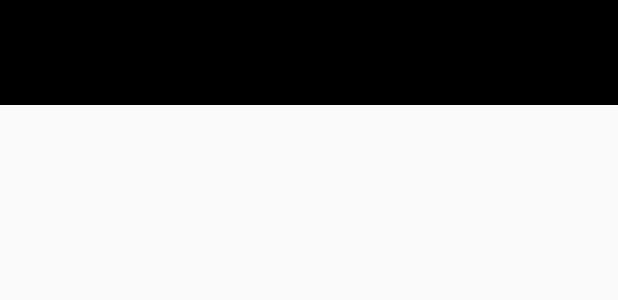
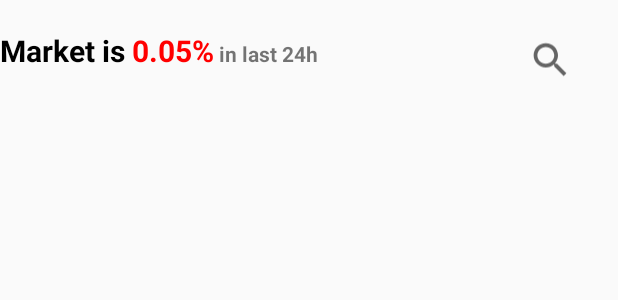
Before and after one commit to NalinikantaOjha/CoinSwitch, an Android app: the layout fragment_market.xml on its own in the app's theme, with its tools: preview values and no code run, on a phone screen of 412 x 824 dp. Shown: the top 300 px of the screen. Run offline under Robolectric (Android 15) with nearby library versions, the phone set to English and light mode, and no system bars; network calls fail.

Commit message:
commit from nalini Search Feature

```diff
--- a/app/src/main/java/com/masai/nalini/ui/adapter/Adapter.kt
+++ b/app/src/main/java/com/masai/nalini/ui/adapter/Adapter.kt
@@ -14,7 +14,12 @@ class Adapter(
     var list: MutableList<Data>,
     val onClickAddToWatchList: OnClickAddToWatchList,
     var context: Context):RecyclerView.Adapter<DataViewHolder> (){
+public fun FILTER(
+    list2:MutableList<Data>){
+    list=list2
+    notifyDataSetChanged()
 
+}
     override fun onCreateViewHolder(parent: ViewGroup, viewType: Int): DataViewHolder {
         Log.d("recycle","nalini")
 
--- a/app/src/main/java/com/masai/nalini/ui/adapter/DataViewHolder.kt
+++ b/app/src/main/java/com/masai/nalini/ui/adapter/DataViewHolder.kt
@@ -4,6 +4,7 @@ import android.graphics.Color
 import android.util.Log
 import android.view.View
 import androidx.recyclerview.widget.RecyclerView
+import com.masai.nalini.R
 import com.masai.nalini.remote.model.datamodel.Data
 import com.masai.nalini.ui.adapter.listner.OnClickAddToWatchList
 import kotlinx.android.synthetic.main.item_layout.view.*
@@ -17,6 +18,9 @@ class DataViewHolder(itemView:View,val onClickAddToWatchList: OnClickAddToWatchL
         itemView.apply {
             cardView.setOnClickListener {
                 onClickAddToWatchList.AddToWatchList(dataDTO)
+            }
+            if(dataDTO.name.equals("Bitcoin")){
+                imageurl.setImageResource(R.drawable.bitcoin)
             }
             Log.d("recycle","nalini")
             tvName.setText(dataDTO.name.toString())
--- a/app/src/main/java/com/masai/nalini/ui/fragment/AAllFragment.kt
+++ b/app/src/main/java/com/masai/nalini/ui/fragment/AAllFragment.kt
@@ -2,11 +2,14 @@ package com.masai.nalini.ui.fragment
 
 import android.app.Activity
 import android.os.Bundle
+import android.text.Editable
+import android.text.TextWatcher
 import android.util.Log
 import androidx.fragment.app.Fragment
 import android.view.LayoutInflater
 import android.view.View
 import android.view.ViewGroup
+import android.widget.Toast
 import androidx.lifecycle.Observer
 import androidx.lifecycle.ViewModelProvider
 import androidx.lifecycle.ViewModelProviders
@@ -30,6 +33,7 @@ import kotlinx.android.synthetic.main.fragment_a_all.*
 import retrofit2.Call
 import retrofit2.Callback
 import retrofit2.Response
+import java.util.ArrayList
 
 
 class AAllFragment : Fragment(),OnClickAddToWatchList {
@@ -46,6 +50,8 @@ class AAllFragment : Fragment(),OnClickAddToWatchList {
 
         }
     }
+
+
 
     override fun onCreateView(
         inflater: LayoutInflater, container: ViewGroup?,
--- a/app/src/main/java/com/masai/nalini/ui/fragment/Market.kt
+++ b/app/src/main/java/com/masai/nalini/ui/fragment/Market.kt
@@ -1,5 +1,6 @@
 package com.masai.nalini.ui.fragment
 
+import android.content.Intent
 import android.os.Bundle
 import androidx.fragment.app.Fragment
 import android.view.LayoutInflater
@@ -9,6 +10,7 @@ import com.google.android.material.tabs.TabLayout
 import com.google.android.material.tabs.TabLayoutMediator
 import com.google.android.material.tabs.TabLayoutMediator.TabConfigurationStrategy
 import com.masai.nalini.R
+import com.masai.nalini.ui.activity.SearchActivity2
 import com.masai.nalini.ui.adapter.ViewPagerAdapter
 import kotlinx.android.synthetic.main.fragment_market.*
 
@@ -33,7 +35,9 @@ class Market : Fragment() {
 
     override fun onViewCreated(view: View, savedInstanceState: Bundle?) {
         super.onViewCreated(view, savedInstanceState)
-
+imSearch.setOnClickListener {
+    startActivity(Intent(this.context,SearchActivity2::class.java))
+}
 
        var ViewPagerAdapter= fragmentManager?.let { ViewPagerAdapter(it,lifecycle) }
         viewPager.setAdapter(ViewPagerAdapter)
--- /dev/null
+++ b/app/src/main/res/drawable/ic_baseline_search_24.xml
@@ -0,0 +1,10 @@
+<vector xmlns:android="http://schemas.android.com/apk/res/android"
+    android:width="24dp"
+    android:height="24dp"
+    android:viewportWidth="24"
+    android:viewportHeight="24"
+    android:tint="?attr/colorControlNormal">
+  <path
+      android:fillColor="@android:color/white"
+      android:pathData="M15.5,14h-0.79l-0.28,-0.27C15.41,12.59 16,11.11 16,9.5 16,5.91 13.09,3 9.5,3S3,5.91 3,9.5 5.91,16 9.5,16c1.61,0 3.09,-0.59 4.23,-1.57l0.27,0.28v0.79l5,4.99L20.49,19l-4.99,-5zM9.5,14C7.01,14 5,11.99 5,9.5S7.01,5 9.5,5 14,7.01 14,9.5 11.99,14 9.5,14z"/>
+</vector>
--- a/app/src/main/res/layout/fragment_market.xml
+++ b/app/src/main/res/layout/fragment_market.xml
@@ -5,18 +5,68 @@
     android:layout_height="match_parent"
     android:orientation="vertical"
     tools:context=".ui.fragment.Market">
-<View
+
+
+
+<RelativeLayout
     android:layout_width="match_parent"
-    android:background="@color/black"
-    android:layout_height="70dp">
 
-</View>
+    android:layout_height="60dp">
+    <LinearLayout
+        android:layout_width="match_parent"
+        android:orientation="horizontal"
+        android:weightSum="3"
+        android:layout_height="wrap_content">
+        <TextView
+            android:layout_marginTop="20dp"
+            android:textColor="@color/black"
+            android:textStyle="bold"
+            android:layout_width="wrap_content"
+            android:textSize="20dp"
+            android:text="Market is "
+            android:layout_height="wrap_content">
+
+        </TextView>
+        <TextView
+            android:layout_marginTop="20dp"
+            android:textColor="#FF0000"
+            android:textStyle="bold"
+            android:layout_width="wrap_content"
+            android:textSize="20dp"
+            android:text="0.05%"
+            android:layout_height="wrap_content">
+
+        </TextView>
+        <TextView
+            android:layout_marginTop="20dp"
+
+            android:textStyle="bold"
+            android:layout_width="wrap_content"
+            android:text=" in last 24h"
+            android:layout_height="wrap_content">
+
+        </TextView>
+    </LinearLayout>
+
+<ImageView
+
+    android:layout_marginTop="20dp"
+    android:layout_marginRight="30dp"
+    android:layout_alignParentRight="true"
+    android:layout_width="30dp"
+    android:id="@+id/imSearch"
+    android:src="@drawable/ic_baseline_search_24"
+    android:layout_height="50dp">
+
+</ImageView>
+</RelativeLayout>
     <HorizontalScrollView
         android:layout_width="match_parent"
         android:layout_height="wrap_content">
         <com.google.android.material.tabs.TabLayout
             android:layout_width="match_parent"
             android:id="@+id/tabLayout"
+            android:scrollbarSize="100dp"
             android:layout_height="wrap_content">
 
         </com.google.android.material.tabs.TabLayout>
@@ -26,4 +76,5 @@
     android:id="@+id/viewPager"
     android:layout_height="match_parent">
 </androidx.viewpager2.widget.ViewPager2>
+
 </LinearLayout>
--- a/app/src/main/res/layout/item_layout.xml
+++ b/app/src/main/res/layout/item_layout.xml
@@ -14,14 +14,14 @@
 
     <LinearLayout
 
-        android:layout_weight="0.7"
+        android:layout_weight="0.8"
         android:layout_width="0dp"
         android:layout_height="wrap_content">
         <ImageView
             android:layout_margin="20dp"
             android:layout_width="30dp"
             android:id="@+id/imageurl"
-            android:src="@drawable/linkden"
+            android:src="@drawable/cryptoc"
             android:layout_height="wrap_content">
 
         </ImageView>
@@ -29,7 +29,7 @@
     <LinearLayout
         android:gravity="center"
         android:layout_width="0dp"
-        android:layout_weight="1.5"
+        android:layout_weight="1.3"
         android:orientation="vertical"
         android:layout_height="wrap_content">
 <TextView
--- a/app/src/main/res/layout/watchlist_item_layout.xml
+++ b/app/src/main/res/layout/watchlist_item_layout.xml
@@ -15,14 +15,14 @@
 
         <LinearLayout
 
-            android:layout_weight="0.7"
+            android:layout_weight="0.8"
             android:layout_width="0dp"
             android:layout_height="wrap_content">
             <ImageView
                 android:layout_margin="20dp"
                 android:layout_width="30dp"
                 android:id="@+id/imageurl"
-                android:src="@drawable/linkden"
+                android:src="@drawable/cryptoc"
                 android:layout_height="wrap_content">
 
             </ImageView>
@@ -30,7 +30,7 @@
         <LinearLayout
             android:gravity="center"
             android:layout_width="0dp"
-            android:layout_weight="1.2"
+            android:layout_weight="1"
             android:orientation="vertical"
             android:layout_height="wrap_content">
             <TextView
```
Also changed, not shown: app/src/main/AndroidManifest.xml (+5 -2 lines), app/src/main/java/com/masai/nalini/ui/activity/FragmentActivity.kt (+18 -13 lines), app/src/main/java/com/masai/nalini/ui/activity/SearchActivity2.kt (added, +97 -0 lines), app/src/main/res/drawable/ic_baseline_arrow_back_24.xml (added, +11 -0 lines), app/src/main/res/layout/activity_fragment.xml (+9 -5 lines), app/src/main/res/layout/activity_search2.xml (added, +45 -0 lines), app/src/main/res/layout/fragment_a_all.xml (+5 -2 lines), app/src/main/res/menu/navigation_manu.xml (+6 -5 lines), app/src/main/res/navigation/navigation_host.xml (added, +13 -0 lines), app/src/main/res/drawable/bitcoin.jpg (added), app/src/main/res/drawable/cryptoc.png (added).
